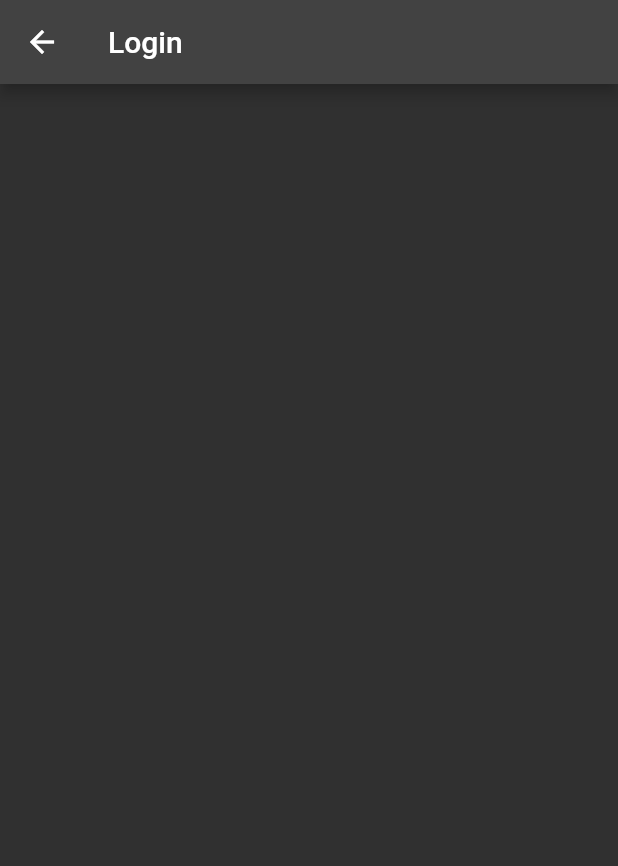
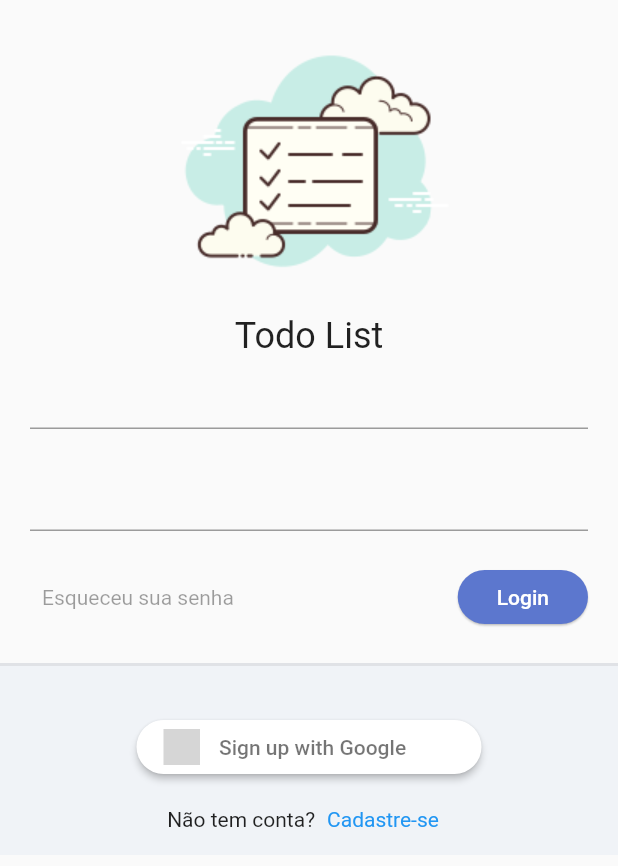
Before and after one commit to jcscesar/todolist, a Flutter app: the screen it shows after launch, on a phone screen of 412 x 824 dp. Shown: the top 866 px of the screen. Run offline on Flutter 3.47's test engine with Material 2 defaults, Android fonts, the phone set to English and light mode, and no system bars; our stand-ins replace flutter_signin_button, google_fonts, sqflite, sqflite_common, synchronized; accounts and stored records are empty; Roboto replaces fonts that are missing (Mandali); grey boxes are pictures that could not be loaded.

Commit message:
feat: add screen signin and config custom color theme

```diff
--- a/lib/app/app_widget.dart
+++ b/lib/app/app_widget.dart
@@ -1,5 +1,7 @@
 import 'package:flutter/material.dart';
 import 'package:todolist/app/core/database/sqlite_admin_connection.dart';
+import 'package:todolist/app/core/ui/theme_extensions.dart';
+import 'package:todolist/app/core/ui/todo_ui_list_config.dart';
 import 'package:todolist/app/modules/auth/auth_module.dart';
 import 'package:todolist/app/modules/splash/splash_page.dart';
 
@@ -31,7 +33,7 @@
       initialRoute: '/login',
       home: const SplashPage(),
       debugShowCheckedModeBanner: false,
-      theme: ThemeData.dark(),
+      theme: TodoUiListConfig.theme,
       routes: {
         ...AuthModule().routers,
       },
--- /dev/null
+++ b/lib/app/core/ui/colors_extensions.dart
@@ -0,0 +1,6 @@
+import 'package:flutter/material.dart';
+
+class ColorsExtensions {
+  Color buttonColor = const Color(0xff5c77ce);
+  Color expandeds = const Color(0xfff0f3f7);
+}
--- /dev/null
+++ b/lib/app/core/ui/theme_extensions.dart
@@ -0,0 +1,14 @@
+import 'package:flutter/material.dart';
+
+extension ThemeExtensions on BuildContext {
+  Color get primaryColor => Theme.of(this).primaryColor;
+  Color get primaryColorLight => Theme.of(this).primaryColorLight;
+  Color? get buttonColor => Theme.of(this).bottomAppBarTheme.color;
+  TextTheme get textTheme => Theme.of(this).textTheme;
+
+  TextStyle get titleStyle => const TextStyle(
+        fontSize: 12,
+        fontWeight: FontWeight.bold,
+        color: Colors.white,
+      );
+}
--- /dev/null
+++ b/lib/app/core/ui/todo_ui_list_config.dart
@@ -0,0 +1,31 @@
+import 'package:flutter/material.dart';
+import 'package:google_fonts/google_fonts.dart';
+import 'package:todolist/app/core/ui/colors_extensions.dart';
+
+class TodoUiListConfig {
+  TodoUiListConfig._();
+
+  static ThemeData get theme => ThemeData(
+        primaryColor: const Color(0xff5c77ce),
+        primaryColorLight: const Color(0xff5c77ce),
+        textTheme: GoogleFonts.mandaliTextTheme(),
+        textButtonTheme: TextButtonThemeData(
+          style: ButtonStyle(
+            textStyle: MaterialStateProperty.all(
+              const TextStyle(
+                color: Colors.black,
+              ),
+            ),
+          ),
+        ),
+        elevatedButtonTheme: ElevatedButtonThemeData(
+          style: ElevatedButton.styleFrom(
+            backgroundColor: ColorsExtensions().buttonColor,
+            elevation: 0.6,
+            shape: RoundedRectangleBorder(
+              borderRadius: BorderRadius.circular(20),
+            ),
+          ),
+        ),
+      );
+}
--- /dev/null
+++ b/lib/app/core/widget/todo_list_logo.dart
@@ -0,0 +1,23 @@
+import 'package:flutter/material.dart';
+import 'package:todolist/app/core/ui/theme_extensions.dart';
+
+class TodoListLogo extends StatelessWidget {
+  const TodoListLogo({Key? key}) : super(key: key);
+
+  @override
+  Widget build(BuildContext context) {
+    return Column(
+      mainAxisAlignment: MainAxisAlignment.center,
+      children: [
+        Image.asset(
+          'assets/images/logo.png',
+          height: 200,
+        ),
+        Text(
+          'Todo List',
+          style: context.textTheme.headlineSmall,
+        )
+      ],
+    );
+  }
+}
--- /dev/null
+++ b/lib/app/core/widget/todo_text_form_fiel.dart
@@ -0,0 +1,10 @@
+import 'package:flutter/material.dart';
+
+class TodoTextFormFiel extends StatelessWidget {
+  const TodoTextFormFiel({Key? key}) : super(key: key);
+
+  @override
+  Widget build(BuildContext context) {
+    return TextFormField();
+  }
+}
--- a/lib/app/modules/auth/login/login_page.dart
+++ b/lib/app/modules/auth/login/login_page.dart
@@ -1,4 +1,9 @@
 import 'package:flutter/material.dart';
+import 'package:flutter_signin_button/button_list.dart';
+import 'package:flutter_signin_button/button_view.dart';
+import 'package:todolist/app/core/ui/colors_extensions.dart';
+import 'package:todolist/app/core/widget/todo_list_logo.dart';
+import 'package:todolist/app/core/widget/todo_text_form_fiel.dart';
 
 class LoginPage extends StatelessWidget {
   const LoginPage({super.key});
@@ -6,10 +11,97 @@
   @override
   Widget build(BuildContext context) {
     return Scaffold(
-      appBar: AppBar(
-        title: const Text('Login'),
+      body: LayoutBuilder(
+        builder: (context, constraints) {
+          return SingleChildScrollView(
+            child: ConstrainedBox(
+              constraints: BoxConstraints(
+                minHeight: constraints.minHeight,
+                minWidth: constraints.minWidth,
+              ),
+              child: IntrinsicHeight(
+                child: Column(
+                  children: [
+                    const SizedBox(height: 10),
+                    const TodoListLogo(),
+                    Padding(
+                      padding: const EdgeInsets.symmetric(
+                        horizontal: 20,
+                      ),
+                      child: Form(
+                        child: Column(
+                          children: [
+                            TodoTextFormFiel(),
+                            const SizedBox(height: 20),
+                            TodoTextFormFiel(),
+                            const SizedBox(height: 20),
+                            Row(
+                              mainAxisAlignment: MainAxisAlignment.spaceBetween,
+                              children: [
+                                const TextButton(
+                                  onPressed: null,
+                                  child: Text('Esqueceu sua senha'),
+                                ),
+                                ElevatedButton(
+                                  onPressed: () {},
+                                  child: const Padding(
+                                    padding: EdgeInsets.all(10.0),
+                                    child: Text('Login'),
+                                  ),
+                                ),
+                              ],
+                            )
+                          ],
+                        ),
+                      ),
+                    ),
+                    const SizedBox(
+                      height: 20,
+                    ),
+                    Expanded(
+                      child: Container(
+                        decoration: BoxDecoration(
+                          color: ColorsExtensions().expandeds,
+                          border: Border(
+                            top: BorderSide(
+                              width: 2,
+                              color: Colors.grey.withAlpha(50),
+                            ),
+                          ),
+                        ),
+                        child: Column(
+                          children: [
+                            const SizedBox(height: 30),
+                            SignInButton(
+                              Buttons.Google,
+                              text: "Sign up with Google",
+                              padding: const EdgeInsets.all(5),
+                              shape: OutlineInputBorder(
+                                  borderRadius: BorderRadius.circular(30),
+                                  borderSide: BorderSide.none),
+                              onPressed: () {},
+                            ),
+                            Row(
+                              mainAxisAlignment: MainAxisAlignment.center,
+                              children: [
+                                const Text('Não tem conta?'),
+                                TextButton(
+                                  onPressed: () {},
+                                  child: const Text('Cadastre-se'),
+                                ),
+                              ],
+                            )
+                          ],
+                        ),
+                      ),
+                    ),
+                  ],
+                ),
+              ),
+            ),
+          );
+        },
       ),
-      body: Container(),
     );
   }
 }
--- a/pubspec.yaml
+++ b/pubspec.yaml
@@ -38,6 +38,8 @@
   sqflite: ^2.0.0+3
   path: ^1.8.0
   synchronized: ^3.1.0
+  google_fonts: ^6.1.0
+  flutter_signin_button: ^2.0.0
 
 dev_dependencies:
   flutter_test:
```
Also changed, not shown: pubspec.lock, 1 other file.
